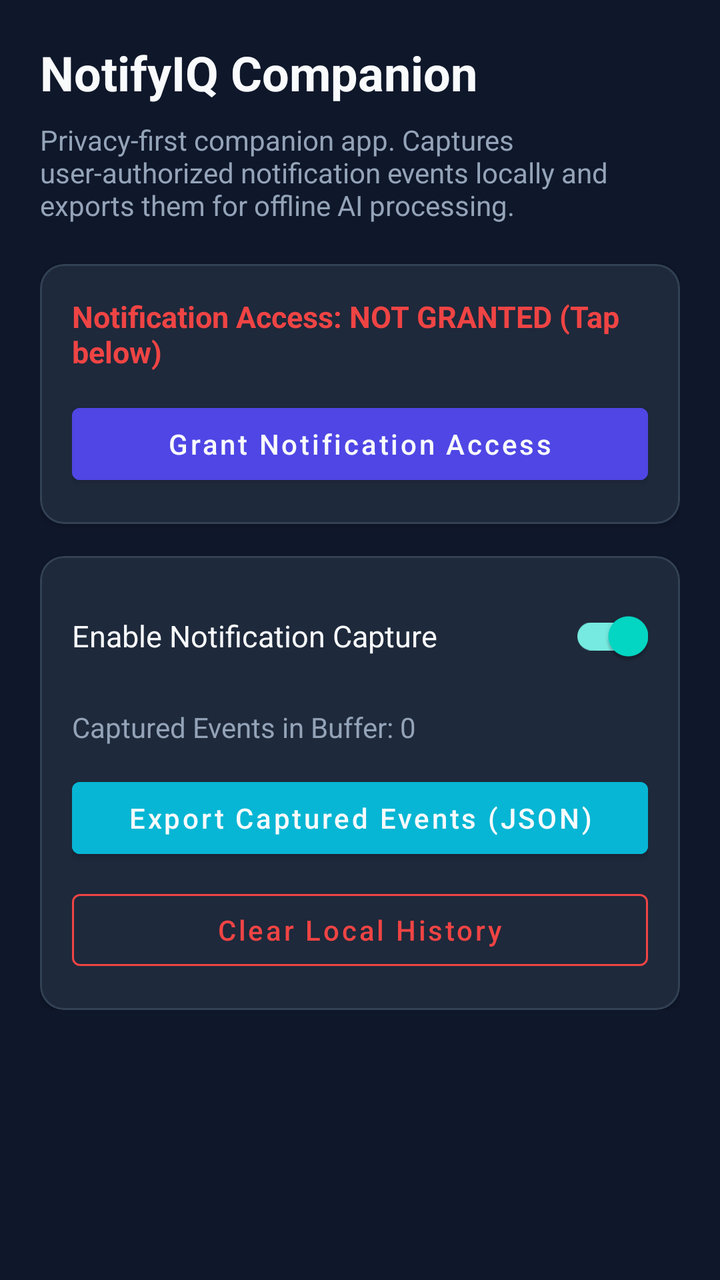
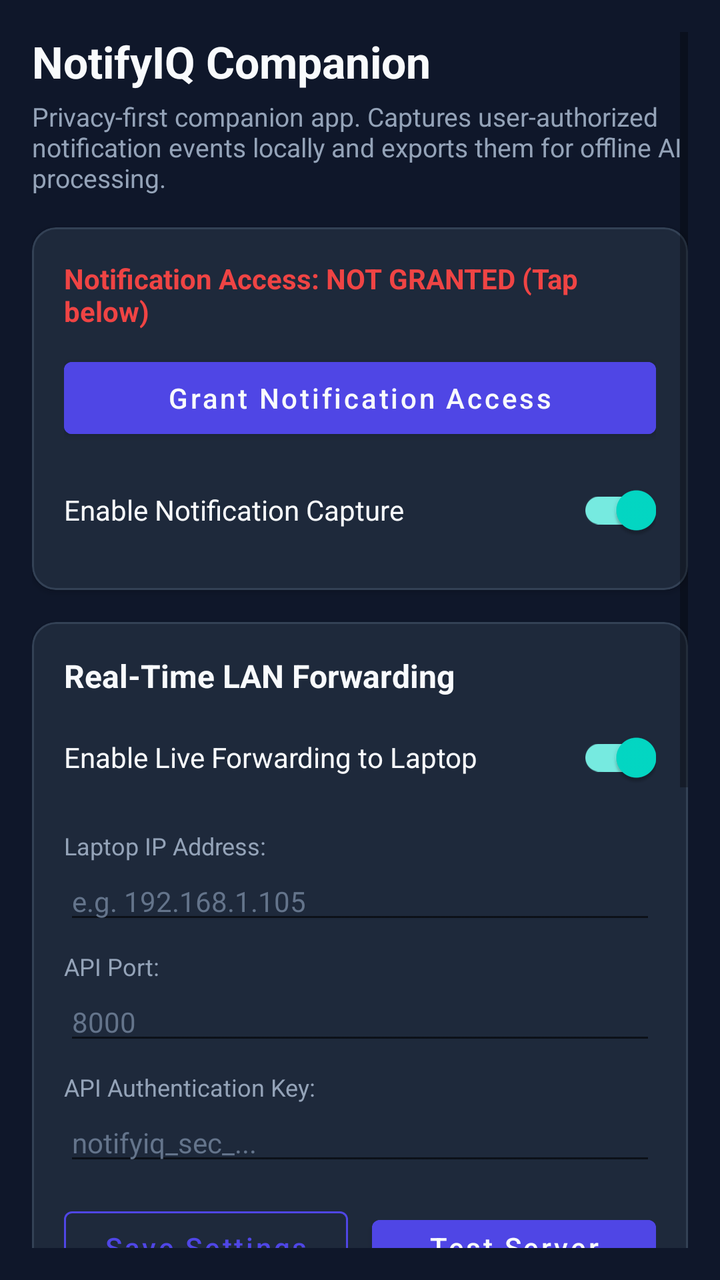

Compare the two renders of this Android layout. The source of the first and the diff that turns it into the second are given below.
<!-- AndroidManifest.xml: application theme Theme.NotifyIQ -->
<!-- res/layout/activity_main.xml -->
<?xml version="1.0" encoding="utf-8"?>
<ScrollView xmlns:android="http://schemas.android.com/apk/res/android"
    xmlns:app="http://schemas.android.com/apk/res-auto"
    android:layout_width="match_parent"
    android:layout_height="match_parent"
    android:background="@color/background"
    android:padding="20dp">

    <LinearLayout
        android:layout_width="match_parent"
        android:layout_height="wrap_content"
        android:orientation="vertical">

        
        <TextView
            android:layout_width="wrap_content"
            android:layout_height="wrap_content"
            android:text="@string/app_name"
            android:textColor="@color/text_primary"
            android:textSize="24sp"
            android:textStyle="bold" />

        <TextView
            android:layout_width="wrap_content"
            android:layout_height="wrap_content"
            android:layout_marginTop="8dp"
            android:text="@string/app_description"
            android:textColor="@color/text_secondary"
            android:textSize="14sp" />

        
        <com.google.android.material.card.MaterialCardView
            android:layout_width="match_parent"
            android:layout_height="wrap_content"
            android:layout_marginTop="20dp"
            app:cardBackgroundColor="@color/surface"
            app:cardCornerRadius="12dp"
            app:cardElevation="2dp"
            app:strokeColor="#334155"
            app:strokeWidth="1dp">

            <LinearLayout
                android:layout_width="match_parent"
                android:layout_height="wrap_content"
                android:orientation="vertical"
                android:padding="16dp">

                <TextView
                    android:id="@+id/tvPermissionStatus"
                    android:layout_width="wrap_content"
                    android:layout_height="wrap_content"
                    android:text="@string/status_not_granted"
                    android:textColor="@color/status_red"
                    android:textSize="15sp"
                    android:textStyle="bold" />

                <com.google.android.material.button.MaterialButton
                    android:id="@+id/btnOpenSettings"
                    android:layout_width="match_parent"
                    android:layout_height="wrap_content"
                    android:layout_marginTop="12dp"
                    android:backgroundTint="@color/primary"
                    android:text="@string/btn_open_settings"
                    android:textAllCaps="false" />

            </LinearLayout>
        </com.google.android.material.card.MaterialCardView>

        
        <com.google.android.material.card.MaterialCardView
            android:layout_width="match_parent"
            android:layout_height="wrap_content"
            android:layout_marginTop="16dp"
            app:cardBackgroundColor="@color/surface"
            app:cardCornerRadius="12dp"
            app:cardElevation="2dp"
            app:strokeColor="#334155"
            app:strokeWidth="1dp">

            <LinearLayout
                android:layout_width="match_parent"
                android:layout_height="wrap_content"
                android:orientation="vertical"
                android:padding="16dp">

                
                <com.google.android.material.switchmaterial.SwitchMaterial
                    android:id="@+id/switchCapture"
                    android:layout_width="match_parent"
                    android:layout_height="wrap_content"
                    android:checked="true"
                    android:text="Enable Notification Capture"
                    android:textColor="@color/text_primary"
                    android:textSize="15sp" />

                
                <TextView
                    android:id="@+id/tvCapturedCount"
                    android:layout_width="wrap_content"
                    android:layout_height="wrap_content"
                    android:layout_marginTop="12dp"
                    android:text="Captured Events in Buffer: 0"
                    android:textColor="@color/text_secondary"
                    android:textSize="14sp" />

                <com.google.android.material.button.MaterialButton
                    android:id="@+id/btnExportJson"
                    android:layout_width="match_parent"
                    android:layout_height="wrap_content"
                    android:layout_marginTop="12dp"
                    android:backgroundTint="@color/accent"
                    android:text="@string/btn_export_json"
                    android:textAllCaps="false" />

                <com.google.android.material.button.MaterialButton
                    android:id="@+id/btnClearData"
                    style="@style/Widget.MaterialComponents.Button.OutlinedButton"
                    android:layout_width="match_parent"
                    android:layout_height="wrap_content"
                    android:layout_marginTop="8dp"
                    android:text="@string/btn_clear_data"
                    android:textAllCaps="false"
                    android:textColor="@color/status_red"
                    app:strokeColor="@color/status_red" />

            </LinearLayout>
        </com.google.android.material.card.MaterialCardView>

    </LinearLayout>
</ScrollView>
<!-- resources referenced by this layout -->
<resources>
  <color name="accent">#06B6D4</color>
  <color name="background">#0F172A</color>
  <color name="primary">#4F46E5</color>
  <color name="status_red">#EF4444</color>
  <color name="surface">#1E293B</color>
  <color name="text_primary">#F8FAFC</color>
  <color name="text_secondary">#94A3B8</color>
  <string name="app_description">Privacy-first companion app. Captures user-authorized notification events locally and exports them for offline AI processing.</string>
  <string name="app_name">NotifyIQ Companion</string>
  <string name="btn_clear_data">Clear Local History</string>
  <string name="btn_export_json">Export Captured Events (JSON)</string>
  <string name="btn_open_settings">Grant Notification Access</string>
  <string name="status_not_granted">Notification Access: NOT GRANTED (Tap below)</string>
  <style name="Theme.NotifyIQ" parent="Theme.MaterialComponents.DayNight.DarkActionBar">
          <item name="colorPrimary">@color/primary</item>
          <item name="colorPrimaryVariant">@color/primary_dark</item>
          <item name="colorOnPrimary">@color/text_primary</item>
          <item name="android:windowBackground">@color/background</item>
      </style>
  <color name="primary_dark">#3730A3</color>
</resources>

<!-- the commit's change to res/layout/activity_main.xml (unified diff, before → after) -->
@@ -4,7 +4,7 @@
     android:layout_width="match_parent"
     android:layout_height="match_parent"
     android:background="@color/background"
-    android:padding="20dp">
+    android:padding="16dp">
 
     <LinearLayout
         android:layout_width="match_parent"
@@ -17,54 +17,16 @@
             android:layout_height="wrap_content"
             android:text="@string/app_name"
             android:textColor="@color/text_primary"
-            android:textSize="24sp"
+            android:textSize="22sp"
             android:textStyle="bold" />
 
         <TextView
             android:layout_width="wrap_content"
             android:layout_height="wrap_content"
-            android:layout_marginTop="8dp"
+            android:layout_marginTop="4dp"
             android:text="@string/app_description"
             android:textColor="@color/text_secondary"
-            android:textSize="14sp" />
-
-        
-        <com.google.android.material.card.MaterialCardView
-            android:layout_width="match_parent"
-            android:layout_height="wrap_content"
-            android:layout_marginTop="20dp"
-            app:cardBackgroundColor="@color/surface"
-            app:cardCornerRadius="12dp"
-            app:cardElevation="2dp"
-            app:strokeColor="#334155"
-            app:strokeWidth="1dp">
-
-            <LinearLayout
-                android:layout_width="match_parent"
-                android:layout_height="wrap_content"
-                android:orientation="vertical"
-                android:padding="16dp">
-
-                <TextView
-                    android:id="@+id/tvPermissionStatus"
-                    android:layout_width="wrap_content"
-                    android:layout_height="wrap_content"
-                    android:text="@string/status_not_granted"
-                    android:textColor="@color/status_red"
-                    android:textSize="15sp"
-                    android:textStyle="bold" />
-
-                <com.google.android.material.button.MaterialButton
-                    android:id="@+id/btnOpenSettings"
-                    android:layout_width="match_parent"
-                    android:layout_height="wrap_content"
-                    android:layout_marginTop="12dp"
-                    android:backgroundTint="@color/primary"
-                    android:text="@string/btn_open_settings"
-                    android:textAllCaps="false" />
-
-            </LinearLayout>
-        </com.google.android.material.card.MaterialCardView>
+            android:textSize="13sp" />
 
         
         <com.google.android.material.card.MaterialCardView
@@ -83,45 +45,272 @@
                 android:orientation="vertical"
                 android:padding="16dp">
 
+                <TextView
+                    android:id="@+id/tvPermissionStatus"
+                    android:layout_width="wrap_content"
+                    android:layout_height="wrap_content"
+                    android:text="@string/status_not_granted"
+                    android:textColor="@color/status_red"
+                    android:textSize="14sp"
+                    android:textStyle="bold" />
+
+                <com.google.android.material.button.MaterialButton
+                    android:id="@+id/btnOpenSettings"
+                    android:layout_width="match_parent"
+                    android:layout_height="wrap_content"
+                    android:layout_marginTop="10dp"
+                    android:backgroundTint="@color/primary"
+                    android:text="@string/btn_open_settings"
+                    android:textAllCaps="false" />
+
                 
                 <com.google.android.material.switchmaterial.SwitchMaterial
                     android:id="@+id/switchCapture"
                     android:layout_width="match_parent"
                     android:layout_height="wrap_content"
+                    android:layout_marginTop="8dp"
                     android:checked="true"
                     android:text="Enable Notification Capture"
                     android:textColor="@color/text_primary"
-                    android:textSize="15sp" />
-
-                
+                    android:textSize="14sp" />
+
+            </LinearLayout>
+        </com.google.android.material.card.MaterialCardView>
+
+        
+        <com.google.android.material.card.MaterialCardView
+            android:layout_width="match_parent"
+            android:layout_height="wrap_content"
+            android:layout_marginTop="16dp"
+            app:cardBackgroundColor="@color/surface"
+            app:cardCornerRadius="12dp"
+            app:cardElevation="2dp"
+            app:strokeColor="#334155"
+            app:strokeWidth="1dp">
+
+            <LinearLayout
+                android:layout_width="match_parent"
+                android:layout_height="wrap_content"
+                android:orientation="vertical"
+                android:padding="16dp">
+
+                <TextView
+                    android:layout_width="wrap_content"
+                    android:layout_height="wrap_content"
+                    android:text="Real-Time LAN Forwarding"
+                    android:textColor="@color/text_primary"
+                    android:textSize="16sp"
+                    android:textStyle="bold" />
+
+                <com.google.android.material.switchmaterial.SwitchMaterial
+                    android:id="@+id/switchForwarding"
+                    android:layout_width="match_parent"
+                    android:layout_height="wrap_content"
+                    android:layout_marginTop="6dp"
+                    android:checked="true"
+                    android:text="Enable Live Forwarding to Laptop"
+                    android:textColor="@color/text_primary"
+                    android:textSize="14sp" />
+
+                
+                <TextView
+                    android:layout_width="wrap_content"
+                    android:layout_height="wrap_content"
+                    android:layout_marginTop="12dp"
+                    android:text="Laptop IP Address:"
+                    android:textColor="@color/text_secondary"
+                    android:textSize="12sp" />
+
+                <EditText
+                    android:id="@+id/etServerHost"
+                    android:layout_width="match_parent"
+                    android:layout_height="wrap_content"
+                    android:hint="e.g. 192.168.1.105"
+                    android:inputType="textUri"
+                    android:textColor="@color/text_primary"
+                    android:textColorHint="#64748B"
+                    android:textSize="14sp" />
+
+                
+                <TextView
+                    android:layout_width="wrap_content"
+                    android:layout_height="wrap_content"
+                    android:layout_marginTop="8dp"
+                    android:text="API Port:"
+                    android:textColor="@color/text_secondary"
+                    android:textSize="12sp" />
+
+                <EditText
+                    android:id="@+id/etServerPort"
+                    android:layout_width="match_parent"
+                    android:layout_height="wrap_content"
+                    android:hint="8000"
+                    android:inputType="number"
+                    android:textColor="@color/text_primary"
+                    android:textColorHint="#64748B"
+                    android:textSize="14sp" />
+
+                
+                <TextView
+                    android:layout_width="wrap_content"
+                    android:layout_height="wrap_content"
+                    android:layout_marginTop="8dp"
+                    android:text="API Authentication Key:"
+                    android:textColor="@color/text_secondary"
+                    android:textSize="12sp" />
+
+                <EditText
+                    android:id="@+id/etApiKey"
+                    android:layout_width="match_parent"
+                    android:layout_height="wrap_content"
+                    android:hint="notifyiq_sec_..."
+                    android:inputType="textPassword"
+                    android:textColor="@color/text_primary"
+                    android:textColorHint="#64748B"
+                    android:textSize="14sp" />
+
+                
+                <LinearLayout
+                    android:layout_width="match_parent"
+                    android:layout_height="wrap_content"
+                    android:layout_marginTop="12dp"
+                    android:orientation="horizontal">
+
+                    <com.google.android.material.button.MaterialButton
+                        android:id="@+id/btnSaveSettings"
+                        style="@style/Widget.MaterialComponents.Button.OutlinedButton"
+                        android:layout_width="0dp"
+                        android:layout_height="wrap_content"
+                        android:layout_weight="1"
+                        android:layout_marginEnd="6dp"
+                        android:text="@string/btn_save_settings"
+                        android:textAllCaps="false"
+                        app:strokeColor="@color/primary" />
+
+                    <com.google.android.material.button.MaterialButton
+                        android:id="@+id/btnTestConnection"
+                        android:layout_width="0dp"
+                        android:layout_height="wrap_content"
+                        android:layout_weight="1"
+                        android:layout_marginStart="6dp"
+                        android:backgroundTint="@color/primary"
+                        android:text="@string/btn_test_connection"
+                        android:textAllCaps="false" />
+                </LinearLayout>
+
+                <TextView
+                    android:id="@+id/tvTestStatus"
+                    android:layout_width="wrap_content"
+                    android:layout_height="wrap_content"
+                    android:layout_marginTop="8dp"
+                    android:text="Status: Not checked"
+                    android:textColor="@color/text_secondary"
+                    android:textSize="13sp" />
+
+                
+                <View
+                    android:layout_width="match_parent"
+                    android:layout_height="1dp"
+                    android:layout_marginTop="14dp"
+                    android:background="#334155" />
+
+                <TextView
+                    android:id="@+id/tvQueueCount"
+                    android:layout_width="wrap_content"
+                    android:layout_height="wrap_content"
+                    android:layout_marginTop="10dp"
+                    android:text="Unsent Queued Events: 0"
+                    android:textColor="@color/text_primary"
+                    android:textSize="13sp"
+                    android:textStyle="bold" />
+
+                <LinearLayout
+                    android:layout_width="match_parent"
+                    android:layout_height="wrap_content"
+                    android:layout_marginTop="8dp"
+                    android:orientation="horizontal">
+
+                    <com.google.android.material.button.MaterialButton
+                        android:id="@+id/btnFlushQueue"
+                        android:layout_width="0dp"
+                        android:layout_height="wrap_content"
+                        android:layout_weight="1"
+                        android:layout_marginEnd="6dp"
+                        android:backgroundTint="@color/accent"
+                        android:text="@string/btn_flush_queue"
+                        android:textAllCaps="false" />
+
+                    <com.google.android.material.button.MaterialButton
+                        android:id="@+id/btnClearQueue"
+                        style="@style/Widget.MaterialComponents.Button.OutlinedButton"
+                        android:layout_width="0dp"
+                        android:layout_height="wrap_content"
+                        android:layout_weight="1"
+                        android:layout_marginStart="6dp"
+                        android:text="@string/btn_clear_queue"
+                        android:textAllCaps="false"
+                        android:textColor="@color/status_red"
+                        app:strokeColor="@color/status_red" />
+                </LinearLayout>
+
+            </LinearLayout>
+        </com.google.android.material.card.MaterialCardView>
+
+        
+        <com.google.android.material.card.MaterialCardView
+            android:layout_width="match_parent"
+            android:layout_height="wrap_content"
+            android:layout_marginTop="16dp"
+            android:layout_marginBottom="24dp"
+            app:cardBackgroundColor="@color/surface"
+            app:cardCornerRadius="12dp"
+            app:cardElevation="2dp"
+            app:strokeColor="#334155"
+            app:strokeWidth="1dp">
+
+            <LinearLayout
+                android:layout_width="match_parent"
+                android:layout_height="wrap_content"
+                android:orientation="vertical"
+                android:padding="16dp">
+
+                <TextView
+                    android:layout_width="wrap_content"
+                    android:layout_height="wrap_content"
+                    android:text="Offline JSON Backup (Fallback)"
+                    android:textColor="@color/text_primary"
+                    android:textSize="15sp"
+                    android:textStyle="bold" />
+
                 <TextView
                     android:id="@+id/tvCapturedCount"
                     android:layout_width="wrap_content"
                     android:layout_height="wrap_content"
-                    android:layout_marginTop="12dp"
+                    android:layout_marginTop="6dp"
                     android:text="Captured Events in Buffer: 0"
                     android:textColor="@color/text_secondary"
-                    android:textSize="14sp" />
+                    android:textSize="13sp" />
 
                 <com.google.android.material.button.MaterialButton
                     android:id="@+id/btnExportJson"
-                    android:layout_width="match_parent"
-                    android:layout_height="wrap_content"
-                    android:layout_marginTop="12dp"
-                    android:backgroundTint="@color/accent"
+                    style="@style/Widget.MaterialComponents.Button.OutlinedButton"
+                    android:layout_width="match_parent"
+                    android:layout_height="wrap_content"
+                    android:layout_marginTop="10dp"
                     android:text="@string/btn_export_json"
-                    android:textAllCaps="false" />
+                    android:textAllCaps="false"
+                    app:strokeColor="#64748B" />
 
                 <com.google.android.material.button.MaterialButton
                     android:id="@+id/btnClearData"
                     style="@style/Widget.MaterialComponents.Button.OutlinedButton"
                     android:layout_width="match_parent"
                     android:layout_height="wrap_content"
-                    android:layout_marginTop="8dp"
+                    android:layout_marginTop="6dp"
                     android:text="@string/btn_clear_data"
                     android:textAllCaps="false"
-                    android:textColor="@color/status_red"
-                    app:strokeColor="@color/status_red" />
+                    android:textColor="#94A3B8"
+                    app:strokeColor="#475569" />
 
             </LinearLayout>
         </com.google.android.material.card.MaterialCardView>
<!-- resource entries referenced after the edit -->
@@ -10,8 +10,12 @@
   <string name="app_description">Privacy-first companion app. Captures user-authorized notification events locally and exports them for offline AI processing.</string>
   <string name="app_name">NotifyIQ Companion</string>
   <string name="btn_clear_data">Clear Local History</string>
+  <string name="btn_clear_queue">Delete Queued Data</string>
   <string name="btn_export_json">Export Captured Events (JSON)</string>
+  <string name="btn_flush_queue">Flush Queue Now</string>
   <string name="btn_open_settings">Grant Notification Access</string>
+  <string name="btn_save_settings">Save Settings</string>
+  <string name="btn_test_connection">Test Server Connection</string>
   <string name="status_not_granted">Notification Access: NOT GRANTED (Tap below)</string>
   <style name="Theme.NotifyIQ" parent="Theme.MaterialComponents.DayNight.DarkActionBar">
           <item name="colorPrimary">@color/primary</item>
